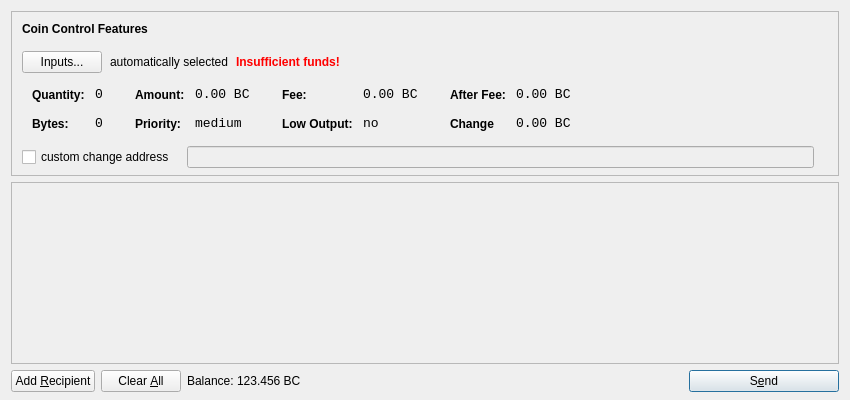
Qcoin/qcoin, file src/qt/forms/sendcoinsdialog.ui: the form before one commit.
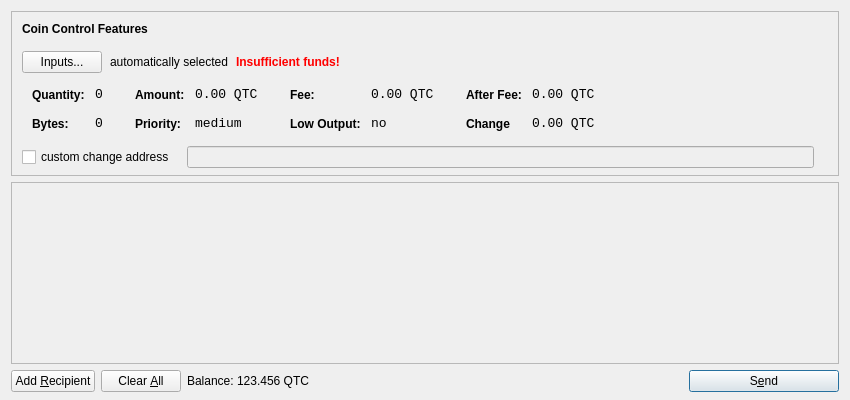
The form after the commit. Icons and pictures are not drawn.

```diff
--- a/src/qt/forms/sendcoinsdialog.ui
+++ b/src/qt/forms/sendcoinsdialog.ui
@@ -321,7 +321,7 @@
                   <enum>Qt::ActionsContextMenu</enum>
                  </property>
                  <property name="text">
-                  <string>0.00 BC</string>
+                  <string>0.00 QTC</string>
                  </property>
                  <property name="textInteractionFlags">
                   <set>Qt::LinksAccessibleByMouse|Qt::TextSelectableByKeyboard|Qt::TextSelectableByMouse</set>
@@ -407,7 +407,7 @@
                   <enum>Qt::ActionsContextMenu</enum>
                  </property>
                  <property name="text">
-                  <string>0.00 BC</string>
+                  <string>0.00 QTC</string>
                  </property>
                  <property name="textInteractionFlags">
                   <set>Qt::LinksAccessibleByMouse|Qt::TextSelectableByKeyboard|Qt::TextSelectableByMouse</set>
@@ -493,7 +493,7 @@
                   <enum>Qt::ActionsContextMenu</enum>
                  </property>
                  <property name="text">
-                  <string>0.00 BC</string>
+                  <string>0.00 QTC</string>
                  </property>
                  <property name="textInteractionFlags">
                   <set>Qt::LinksAccessibleByMouse|Qt::TextSelectableByKeyboard|Qt::TextSelectableByMouse</set>
@@ -525,7 +525,7 @@
                   <enum>Qt::ActionsContextMenu</enum>
                  </property>
                  <property name="text">
-                  <string>0.00 BC</string>
+                  <string>0.00 QTC</string>
                  </property>
                  <property name="textInteractionFlags">
                   <set>Qt::LinksAccessibleByMouse|Qt::TextSelectableByKeyboard|Qt::TextSelectableByMouse</set>
@@ -720,7 +720,7 @@
           <cursorShape>IBeamCursor</cursorShape>
          </property>
          <property name="text">
-          <string>123.456 BC</string>
+          <string>123.456 QTC</string>
          </property>
          <property name="textInteractionFlags">
           <set>Qt::LinksAccessibleByMouse|Qt::TextSelectableByKeyboard|Qt::TextSelectableByMouse</set>
```
